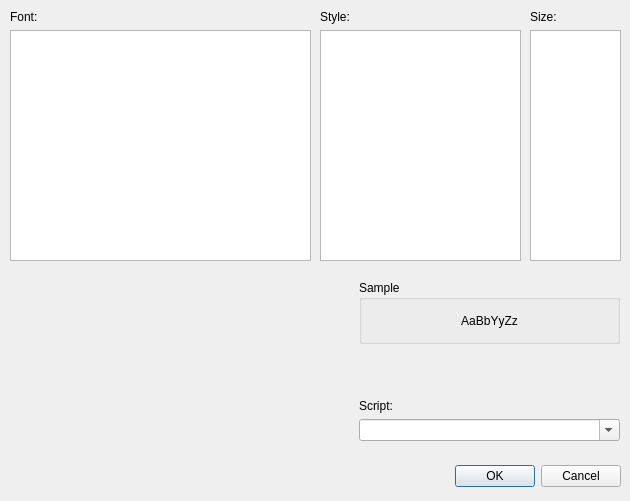
Above: fontdialog.ui from BaranovMykola/Notepad before the change. Below: the same form after it.
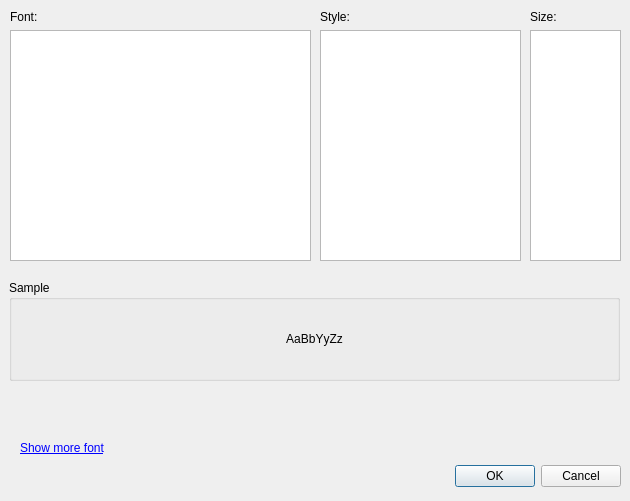
That is the form after the change.

Commit message: Implemented changing font in QPlaintTexEdit. Added link to control panetl->fonts.

What changed in the file:
```diff
--- a/fontdialog.ui
+++ b/fontdialog.ui
@@ -127,16 +127,14 @@
   <widget class="QWidget" name="horizontalLayoutWidget">
    <property name="geometry">
     <rect>
-     <x>359</x>
+     <x>9</x>
      <y>280</y>
-     <width>261</width>
-     <height>161</height>
+     <width>611</width>
+     <height>101</height>
     </rect>
    </property>
    <layout class="QHBoxLayout" name="horizontalLayout">
     <item>
-     <layout class="QVBoxLayout" name="verticalLayout_4">
-      <item>
        <widget class="QGroupBox" name="groupBox">
         <property name="title">
          <string>Sample</string>
@@ -160,29 +158,23 @@
         </layout>
        </widget>
       </item>
-      <item>
-       <widget class="QLabel" name="label_5">
+   </layout>
+  </widget>
+  <widget class="QLabel" name="linkFont">
+   <property name="geometry">
+    <rect>
+     <x>20</x>
+     <y>440</y>
+     <width>101</width>
+     <height>16</height>
+    </rect>
+   </property>
         <property name="text">
-         <string>Script:</string>
-        </property>
-        <property name="alignment">
-         <set>Qt::AlignBottom|Qt::AlignLeading|Qt::AlignLeft</set>
-        </property>
-       </widget>
-      </item>
-      <item>
-       <widget class="QComboBox" name="scriptList">
-        <property name="enabled">
-         <bool>true</bool>
-        </property>
-        <property name="editable">
-         <bool>true</bool>
-        </property>
-       </widget>
-      </item>
-     </layout>
-    </item>
-   </layout>
+    <string>&lt;a href=&quot;link&quot;&gt;Show more font&lt;/a&gt;</string>
+   </property>
+   <property name="openExternalLinks">
+    <bool>false</bool>
+   </property>
   </widget>
  </widget>
  <resources/>
```
Lines whose indentation alone changed are shown as unchanged. The commit also changes 4 other files.
